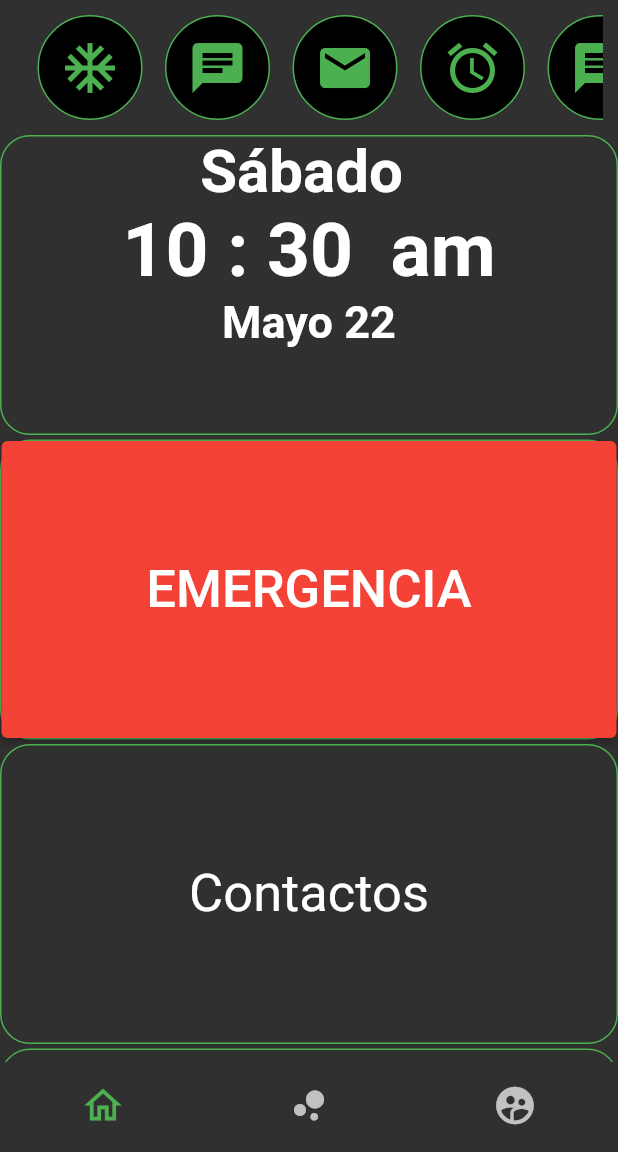
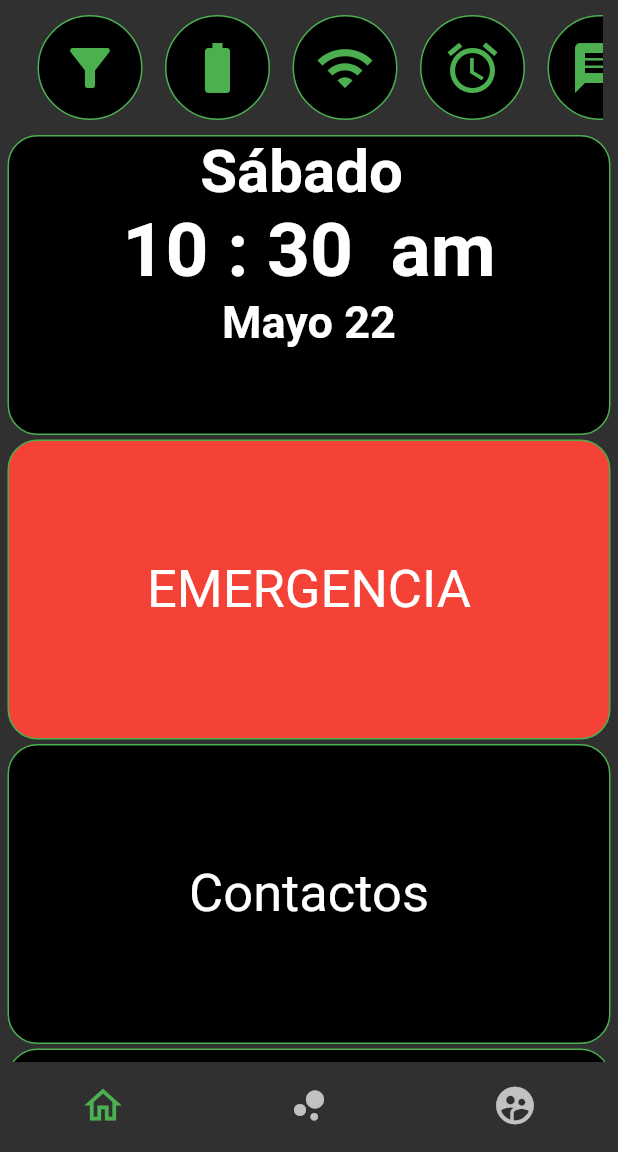
Before and after one commit to hualde666/rep-piproy, a Flutter app: the screen it shows after launch, on a phone screen of 412 x 824 dp, the part 84-1236 px from its top. Run offline on Flutter 3.47's test engine with Material 2 defaults, Android fonts, the phone set to English and light mode, and no system bars; our stand-ins replace battery, geocoding, geolocator; missing offline and left inert: sendsms.

Commit message:
obtimizacion widgets

```diff
--- a/piproy/lib/main.dart
+++ b/piproy/lib/main.dart
@@ -1,5 +1,6 @@
 import 'package:flutter/material.dart';
 import 'package:piproy/scr/pages/botonrojo_page.dart';
+import 'package:piproy/scr/pages/contactos_page.dart';
 import 'package:piproy/scr/pages/home2_page.dart';
 import 'package:piproy/scr/pages/home_page.dart';
 
@@ -20,6 +21,7 @@ class MyApp extends StatelessWidget {
         'home': (_) => HomePage(),
         'home2': (_) => Home2Page(),
         'botonRojo': (_) => BotonRojoPage(),
+        'contactos': (_) => ContactosPage(),
       },
     );
   }
--- a/piproy/lib/scr/pages/home2_page.dart
+++ b/piproy/lib/scr/pages/home2_page.dart
@@ -1,5 +1,9 @@
 import 'package:flutter/material.dart';
-import 'package:piproy/widgets/botonrojo.dart';
+import 'package:piproy/widgets/botton_bar.dart';
+import 'package:piproy/widgets/elemntos.dart';
+import 'package:piproy/widgets/encabezado.dart';
+import 'package:piproy/widgets/encabezado_icon.dart';
+
 import 'package:piproy/widgets/pila_tiempo_clima.dart';
 
 class Home2Page extends StatelessWidget {
@@ -12,154 +16,63 @@ class Home2Page extends StatelessWidget {
       // ),
       body: SafeArea(
         child: CustomScrollView(
-          slivers: _detalle(),
+          slivers: _detalle(context),
         ),
       ),
-      bottomNavigationBar: _bottonBarNavegador(context),
+      bottomNavigationBar: bottonBarNavegador(context),
     );
   }
 
-  List<Widget> _detalle() {
+  List<Widget> _detalle(BuildContext context) {
     return <Widget>[
-      _encabezadoApp(),
+      encabezadoApp(),
       SliverList(
         delegate: SliverChildListDelegate([
-          _encabezadoIcon(),
-          _elementos(Pila_Timpo_Clima()),
+          encabezadoIcon(),
+          elementos(context, Pila_Timpo_Clima(), Colors.black, ''),
           SizedBox(height: 3.0),
-          _elementos(BotonRojo('home')),
+          elementos(
+              context,
+              Center(
+                child: Text('EMERGENCIA',
+                    style: TextStyle(color: Colors.white, fontSize: 35.0)),
+              ),
+              Colors.red,
+              'botonRojo'),
           SizedBox(height: 3.0),
-          _elementos(
+          elementos(
+              context,
               Center(
                   child: Text('Contactos',
                       style: TextStyle(color: Colors.white, fontSize: 35.0))),
-          ),
+              Colors.black,
+              'contactos'),
           SizedBox(height: 3.0),
-          _elementos(
+          elementos(
+              context,
               Center(
-                child: Text('Aplicacion',
+                  child: Text('Aplicaciones',
                       style: TextStyle(color: Colors.white, fontSize: 35.0))),
-          ),
+              Colors.black,
+              ''),
           SizedBox(height: 3.0),
-          _elementos(
+          elementos(
+              context,
               Center(
                   child: Text('ELEMENTO',
                       style: TextStyle(color: Colors.white, fontSize: 35.0))),
-          ),
+              Colors.black,
+              ''),
           SizedBox(height: 3.0),
-          _elementos(
+          elementos(
+              context,
               Center(
                   child: Text('ELEMENTO',
                       style: TextStyle(color: Colors.white, fontSize: 35.0))),
-          ),
+              Colors.black,
+              ''),
         ]),
       )
     ];
   }
-
-  _encabezadoApp() {
-    return SliverAppBar(
-      elevation: 2.0,
-      // backgroundColor: Colors.teal[600],
-      expandedHeight: 50.0,
-      floating: false,
-      pinned: true,
-      title: Center(child: Text('Proyecto pi')),
-      // actions: [_encabezadoIcon()],
-      // flexibleSpace: FlexibleSpaceBar(
-      //   //title: _encabezadoIcon(),
-      //   //background: Pila_Timpo_Clima(),
-      //   accion: Row(
-      //     mainAxisAlignment: MainAxisAlignment.spaceEvenly,
-      //     children: [
-      //       Icon(
-      //         Icons.battery_std,
-      //         color: Colors.white,
-      //         size: 30.0,
-      //       ),
-      //       Icon(
-      //         Icons.cloud_circle,
-      //         color: Colors.white,
-      //         size: 30.0,
-      //       ),
-      //       Icon(
-      //         Icons.flash_on,
-      //         color: Colors.white,
-      //         size: 30.0,
-      //       ),
-      //     ],
-      //   ),
-      //   // centerTitle: true,
-      // ),
-    );
 }
-
-  Widget _elementos(Widget widget) {
-    return Container(
-      height: 200.0,
-      child: widget,
-      decoration: BoxDecoration(
-          borderRadius: BorderRadius.circular(20.0),
-          border: Border.all(color: Colors.green)),
-    );
-  }
-
-  Widget _bottonBarNavegador(BuildContext context) {
-    return Theme(
-        data: Theme.of(context).copyWith(),
-        child: BottomNavigationBar(
-          // backgroundColor: Color.fromRGBO(55, 57, 84, 1.0),
-          // selectedItemColor: Colors.pink,
-          // unselectedItemColor: Color.fromRGBO(166, 117, 152, 1.0),
-          showSelectedLabels: false,
-          showUnselectedLabels: false,
-          items: [
-            BottomNavigationBarItem(
-                icon: Icon(Icons.home_outlined, size: 30.0), label: ''),
-            BottomNavigationBarItem(
-                icon: Icon(Icons.bubble_chart, size: 30.0), label: ''),
-            BottomNavigationBarItem(
-                icon: Icon(
-                  Icons.supervised_user_circle,
-                  size: 30.0,
-                ),
-                label: ''),
-          ],
-        ));
-  }
-
-  Widget _encabezadoIcon() {
-    final List<Widget> _listaWidget = [
-      _conteinerIcon(Icon(Icons.ac_unit, size: 40.0, color: Colors.green)),
-      _conteinerIcon(Icon(Icons.chat, size: 40.0, color: Colors.green)),
-      _conteinerIcon(Icon(Icons.mail, size: 40.0, color: Colors.green)),
-      _conteinerIcon(
-          Icon(Icons.access_alarms, size: 40.0, color: Colors.green)),
-      _conteinerIcon(Icon(Icons.chat, size: 40.0, color: Colors.green)),
-      _conteinerIcon(Icon(Icons.add_call, size: 40.0, color: Colors.green)),
-    ];
-    return Container(
-      height: 70.0,
-      width: 70.0,
-      margin: EdgeInsets.all(10.0),
-      child: ListView.builder(
-          controller: PageController(viewportFraction: 0.2),
-          scrollDirection: Axis.horizontal,
-          itemCount: _listaWidget.length,
-          itemBuilder: (context, i) => _listaWidget[i]),
-    );
-  }
-
-  Widget _conteinerIcon(Icon icon) {
-    return Container(
-      width: 70.0,
-      height: 70.0,
-      decoration: BoxDecoration(
-          color: Colors.black,
-          borderRadius: BorderRadius.circular(40),
-          border: Border.all(color: Colors.green)),
-      margin: EdgeInsets.only(left: 15.0),
-      child: icon, // Icon(icon, size: 40.0, color: Colors.green),
-    );
-  }
-}
--- a/piproy/lib/widgets/botonrojo.dart
+++ b/piproy/lib/widgets/botonrojo.dart
@@ -35,7 +35,7 @@ class BotonRojo extends StatelessWidget {
         } else {
           // _hacerCorreo();
           // _hacerLLamada();
-          _mandarSMS();
+          mandarSMS();
           // _geoLocal();
 
           Navigator.pop(context);
@@ -138,7 +138,7 @@ class BotonRojo extends StatelessWidget {
     }
   }
 
-  Future<void> _mandarSMS() async {
+  Future<void> mandarSMS() async {
     String _phone = '+0414-3811785';
     final pos = await _geoLocal();
     final dir = await _getAddressFromLatLng(pos); // direcion en texto.
--- /dev/null
+++ b/piproy/lib/widgets/botton_bar.dart
@@ -0,0 +1,25 @@
+import 'package:flutter/material.dart';
+
+Widget bottonBarNavegador(BuildContext context) {
+  return Theme(
+      data: Theme.of(context).copyWith(),
+      child: BottomNavigationBar(
+        // backgroundColor: Color.fromRGBO(55, 57, 84, 1.0),
+        // selectedItemColor: Colors.pink,
+        // unselectedItemColor: Color.fromRGBO(166, 117, 152, 1.0),
+        showSelectedLabels: false,
+        showUnselectedLabels: false,
+        items: [
+          BottomNavigationBarItem(
+              icon: Icon(Icons.home_outlined, size: 30.0), label: ''),
+          BottomNavigationBarItem(
+              icon: Icon(Icons.bubble_chart, size: 30.0), label: ''),
+          BottomNavigationBarItem(
+              icon: Icon(
+                Icons.supervised_user_circle,
+                size: 30.0,
+              ),
+              label: ''),
+        ],
+      ));
+}
--- /dev/null
+++ b/piproy/lib/widgets/elemntos.dart
@@ -0,0 +1,19 @@
+import 'package:flutter/material.dart';
+
+Widget elementos(
+    BuildContext context, Widget widget, Color color, String ruta) {
+  return GestureDetector(
+    child: Container(
+      height: 200.0,
+      margin: EdgeInsets.symmetric(horizontal: 5.0),
+      child: widget,
+      decoration: BoxDecoration(
+          color: color,
+          borderRadius: BorderRadius.circular(20.0),
+          border: Border.all(color: Colors.green)),
+    ),
+    onTap: () {
+      Navigator.pushNamed(context, ruta);
+    },
+  );
+}
--- /dev/null
+++ b/piproy/lib/widgets/encabezado.dart
@@ -0,0 +1,24 @@
+import 'package:flutter/material.dart';
+
+encabezadoApp() {
+  return SliverAppBar(
+    elevation: 2.0,
+    // backgroundColor: Colors.teal[600],
+    expandedHeight: 50.0,
+    floating: false,
+    pinned: true,
+    title: Center(child: Text('Proyecto pi')),
+    // actions: [_encabezadoIcon()],
+    // flexibleSpace: FlexibleSpaceBar(
+    //   //title: _encabezadoIcon(),
+    //   //background: Pila_Timpo_Clima(),
+    //   accion: Row(
+    //     mainAxisAlignment: MainAxisAlignment.spaceEvenly,
+    //     children: [
+
+    //     ],
+    //   ),
+    //   // centerTitle: true,
+    // ),
+  );
+}
--- /dev/null
+++ b/piproy/lib/widgets/encabezado_icon.dart
@@ -0,0 +1,35 @@
+import 'package:flutter/material.dart';
+
+Widget encabezadoIcon() {
+  final List<Widget> _listaWidget = [
+    _conteinerIcon(Icon(Icons.filter_alt, size: 40.0, color: Colors.green)),
+    _conteinerIcon(Icon(Icons.battery_std, size: 40.0, color: Colors.green)),
+    _conteinerIcon(Icon(Icons.wifi, size: 40.0, color: Colors.green)),
+    _conteinerIcon(Icon(Icons.access_alarms, size: 40.0, color: Colors.green)),
+    _conteinerIcon(Icon(Icons.chat, size: 40.0, color: Colors.green)),
+    _conteinerIcon(Icon(Icons.add_call, size: 40.0, color: Colors.green)),
+  ];
+  return Container(
+    height: 70.0,
+    width: 70.0,
+    margin: EdgeInsets.all(10.0),
+    child: ListView.builder(
+        controller: PageController(viewportFraction: 0.2),
+        scrollDirection: Axis.horizontal,
+        itemCount: _listaWidget.length,
+        itemBuilder: (context, i) => _listaWidget[i]),
+  );
+}
+
+Widget _conteinerIcon(Icon icon) {
+  return Container(
+    width: 70.0,
+    height: 70.0,
+    decoration: BoxDecoration(
+        color: Colors.black,
+        borderRadius: BorderRadius.circular(40),
+        border: Border.all(color: Colors.green)),
+    margin: EdgeInsets.only(left: 15.0),
+    child: icon, // Icon(icon, size: 40.0, color: Colors.green),
+  );
+}
```
Also changed, not shown: piproy/lib/scr/pages/contactos_page.dart (added, +98 -0 lines), piproy/lib/widgets/tarjeta_contactos.dart (added, +19 -0 lines). Lines whose indentation alone changed are shown as unchanged.
